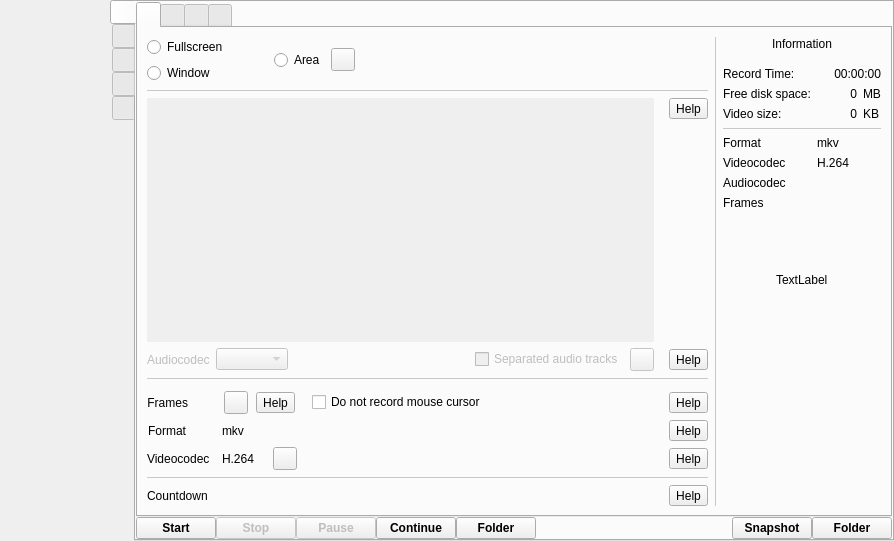
The window that src/wayland/formMainWindow_wl.ui (vkohaupt/vokoscreenNG) describes before a commit, drawn with Qt 5.
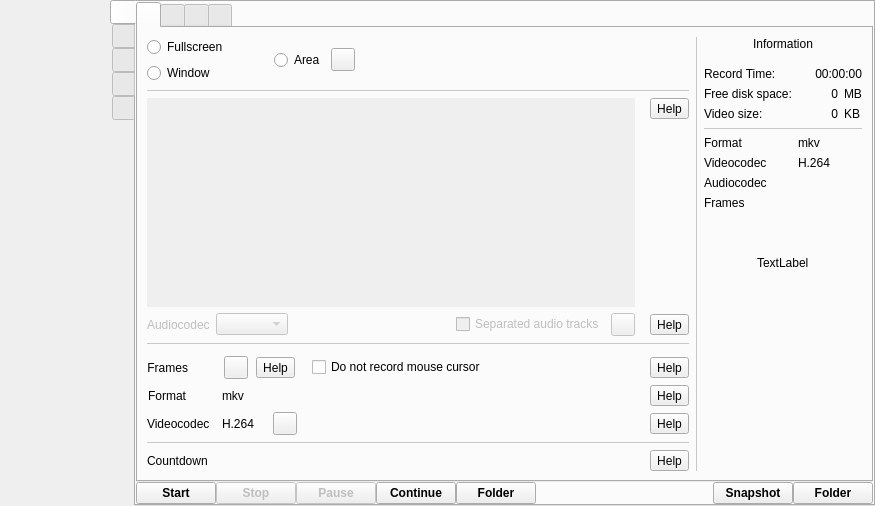
The same window after the commit. The open tabs and pages were chosen to show the change. Icons and pictures are not drawn.

Commit message: Wayland: camera

```diff
--- a/src/wayland/formMainWindow_wl.ui
+++ b/src/wayland/formMainWindow_wl.ui
@@ -6,8 +6,8 @@
    <rect>
     <x>0</x>
     <y>0</y>
-    <width>894</width>
-    <height>541</height>
+    <width>875</width>
+    <height>506</height>
    </rect>
   </property>
   <property name="windowTitle">
@@ -461,8 +461,8 @@
                          <rect>
                           <x>0</x>
                           <y>0</y>
-                          <width>100</width>
-                          <height>30</height>
+                          <width>426</width>
+                          <height>84</height>
                          </rect>
                         </property>
                         <property name="accessibleName">
```
Left out of the diff: 98 changed lines with no effect on the pictures. The commit also changes 1 other file.
